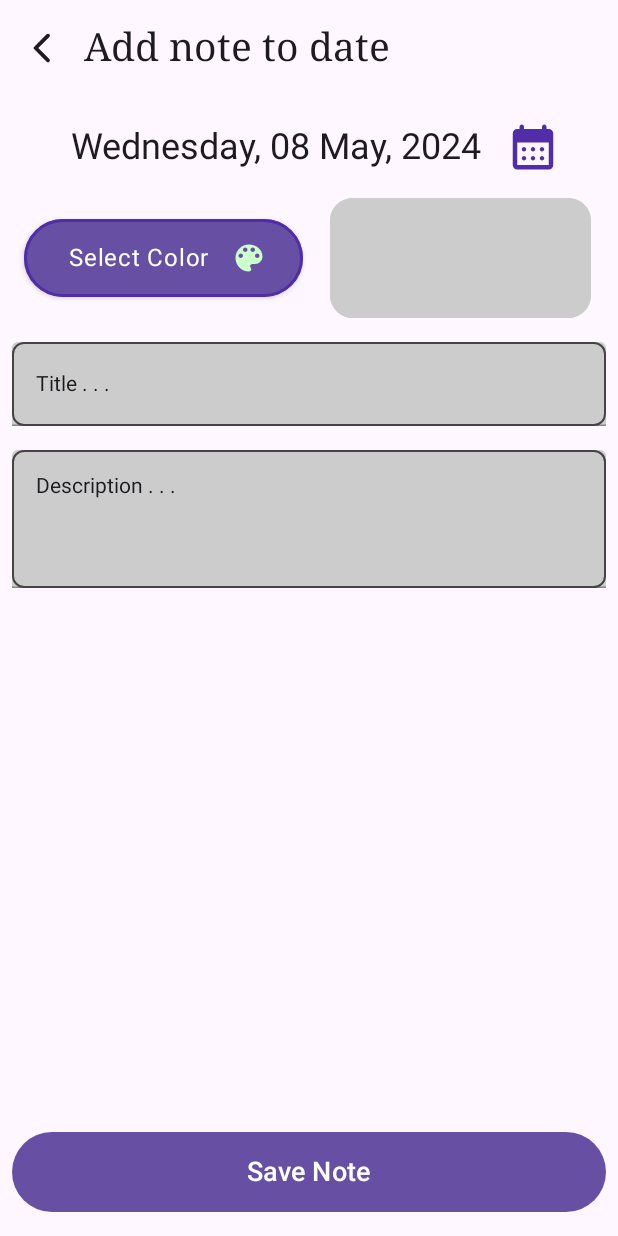
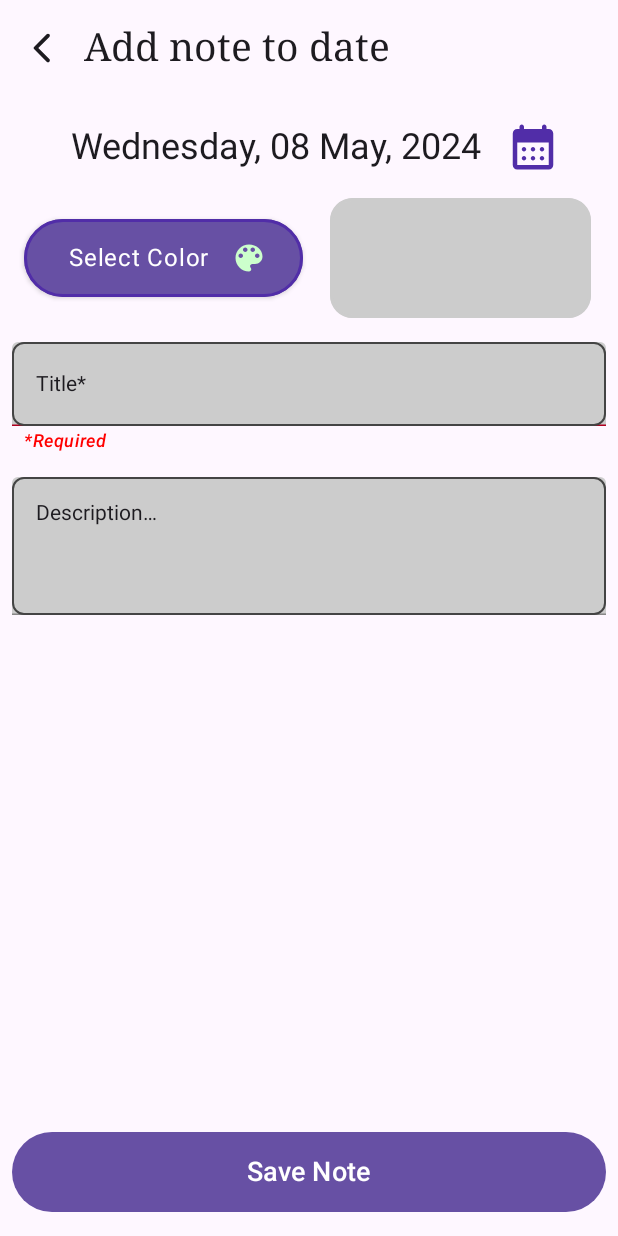
Before and after one commit to Swirl86/Listify-Planner, an Android app built with Jetpack Compose: the @Preview function AddNoteToDateScreenPreview, on a phone screen of 412 x 824 dp. Run offline under Robolectric (Android 15) with nearby library versions, the phone set to English and light mode, and no system bars; our stand-ins replace Dagger/Hilt's generated code, Room's generated code.

Commit message:
more logic added handle empty value and update chosen date note list correctly

```diff
--- a/app/src/main/java/com/swirl/listifyplanner/data/model/CalendarNote.kt
+++ b/app/src/main/java/com/swirl/listifyplanner/data/model/CalendarNote.kt
@@ -10,6 +10,6 @@ import java.time.LocalDate
 data class CalendarNote(
     @PrimaryKey
     val date: LocalDate,
-    val color: Color = Color.Gray,
+    val color: Color = Color.LightGray,
     val notes: List<Note> = emptyList()
 ): Serializable
--- a/app/src/main/java/com/swirl/listifyplanner/data/model/Note.kt
+++ b/app/src/main/java/com/swirl/listifyplanner/data/model/Note.kt
@@ -2,7 +2,6 @@ package com.swirl.listifyplanner.data.model
 
 import androidx.compose.ui.graphics.Color
 import java.io.Serializable
-import java.time.LocalDate
 import java.time.LocalDateTime
 
 data class Note(
--- a/app/src/main/java/com/swirl/listifyplanner/presentation/calendar_screen/CalendarScreen.kt
+++ b/app/src/main/java/com/swirl/listifyplanner/presentation/calendar_screen/CalendarScreen.kt
@@ -27,10 +27,8 @@ import com.swirl.listifyplanner.presentation.MainViewModel
 import com.swirl.listifyplanner.presentation.calendar_screen.components.CalendarList
 import com.swirl.listifyplanner.presentation.calendar_screen.components.CalendarScreenHeader
 import com.swirl.listifyplanner.presentation.calendar_screen.components.ChosenDate
-import com.swirl.listifyplanner.presentation.calendar_screen.components.date.AddNoteToDateScreen
 import com.swirl.listifyplanner.presentation.common.DraggableComponent
 import com.swirl.listifyplanner.utils.UiText
-import com.swirl.listifyplanner.utils.extenstions.convertLocalDateToMillis
 import java.time.LocalDate
 
 @Composable
--- a/app/src/main/java/com/swirl/listifyplanner/presentation/calendar_screen/components/CalendarList.kt
+++ b/app/src/main/java/com/swirl/listifyplanner/presentation/calendar_screen/components/CalendarList.kt
@@ -8,17 +8,13 @@ import androidx.compose.foundation.lazy.LazyColumn
 import androidx.compose.foundation.lazy.rememberLazyListState
 import androidx.compose.runtime.Composable
 import androidx.compose.runtime.LaunchedEffect
-import androidx.compose.runtime.getValue
 import androidx.compose.runtime.key
 import androidx.compose.runtime.mutableIntStateOf
 import androidx.compose.runtime.remember
 import androidx.compose.runtime.rememberCoroutineScope
 import androidx.compose.runtime.snapshotFlow
 import androidx.compose.ui.Modifier
-import androidx.compose.ui.platform.LocalContext
-import androidx.lifecycle.compose.collectAsStateWithLifecycle
 import com.swirl.listifyplanner.data.model.CalendarNote
-import com.swirl.listifyplanner.presentation.MainViewModel
 import com.swirl.listifyplanner.presentation.calendar_screen.components.date.DayCard
 import com.swirl.listifyplanner.presentation.calendar_screen.components.date.MonthHeader
 import com.swirl.listifyplanner.presentation.calendar_screen.components.date.WeekNumberHeader
--- a/app/src/main/java/com/swirl/listifyplanner/presentation/calendar_screen/components/date/AddNoteToDateScreen.kt
+++ b/app/src/main/java/com/swirl/listifyplanner/presentation/calendar_screen/components/date/AddNoteToDateScreen.kt
@@ -16,7 +16,6 @@ import androidx.compose.foundation.layout.padding
 import androidx.compose.foundation.layout.size
 import androidx.compose.foundation.text.KeyboardOptions
 import androidx.compose.material.TextField
-import androidx.compose.material.TextFieldDefaults
 import androidx.compose.material.icons.Icons
 import androidx.compose.material.icons.filled.ColorLens
 import androidx.compose.material.icons.rounded.ArrowBackIosNew
@@ -45,7 +44,6 @@ import androidx.compose.ui.tooling.preview.Preview
 import androidx.compose.ui.unit.dp
 import androidx.compose.ui.unit.sp
 import com.swirl.listifyplanner.R
-import com.swirl.listifyplanner.data.model.CalendarNote
 import com.swirl.listifyplanner.data.model.Note
 import com.swirl.listifyplanner.data.repository.CalendarNoteRepository
 import com.swirl.listifyplanner.data.repository.TodoRepository
@@ -54,11 +52,10 @@ import com.swirl.listifyplanner.db.dao.TodoDao
 import com.swirl.listifyplanner.di.DatabaseModule
 import com.swirl.listifyplanner.presentation.MainViewModel
 import com.swirl.listifyplanner.presentation.calendar_screen.components.date.picker.MyDatePicker
+import com.swirl.listifyplanner.presentation.common.RequiredField
 import com.swirl.listifyplanner.presentation.common.TextIconButton
 import com.swirl.listifyplanner.presentation.common.colorpicker.ColorPickedDisplay
 import com.swirl.listifyplanner.presentation.common.colorpicker.ColorPickerDialog
-import com.swirl.listifyplanner.presentation.common.colorpicker.randomColor
-import com.swirl.listifyplanner.presentation.common.toastMsg
 import com.swirl.listifyplanner.presentation.common.topAppBarTextStyle
 import com.swirl.listifyplanner.ui.theme.DeepPurple700
 import com.swirl.listifyplanner.ui.theme.TaskLightGreenBg
@@ -86,6 +83,8 @@ fun AddNoteToDateScreen(
 
     var noteTitle by remember { mutableStateOf("") }
     var description by remember { mutableStateOf("") }
+
+    var isValid by remember { mutableStateOf(false) }
 
     LaunchedEffect(chosenDate) {
         date = chosenDate
@@ -180,9 +179,13 @@ fun AddNoteToDateScreen(
                 )
             }
             Spacer(modifier = Modifier.height(16.dp))
+
             TextField(
                 value = noteTitle,
-                onValueChange = { noteTitle = it },
+                onValueChange = {
+                    noteTitle = it
+                    isValid = it.isNotEmpty()
+                },
                 modifier = Modifier
                     .fillMaxWidth()
                     .padding(horizontal = 8.dp)
@@ -191,14 +194,16 @@ fun AddNoteToDateScreen(
                         shape = MaterialTheme.shapes.small,
                         color = Color.DarkGray
                     ),
-                placeholder = { Text("Title . . .") },
+                placeholder = { Text(UiText.StringResource(R.string.calendar_note_title).asString()) },
                 colors = getPurpleThemeTextFieldColors(),
                 keyboardOptions = KeyboardOptions(
                     capitalization = KeyboardCapitalization.Sentences
                 ),
                 singleLine = true,
-                textStyle = MaterialTheme.typography.bodyMedium
+                textStyle = MaterialTheme.typography.bodyMedium,
+                isError = !isValid
             )
+            if (!isValid) { RequiredField() }
             Spacer(modifier = Modifier.height(16.dp))
             TextField(
                 value = description,
@@ -211,7 +216,7 @@ fun AddNoteToDateScreen(
                         shape = MaterialTheme.shapes.small,
                         color = Color.DarkGray
                     ),
-                placeholder = { Text("Description . . .") },
+                placeholder = { Text(UiText.StringResource(R.string.calendar_note_description).asString()) },
                 colors = getPurpleThemeTextFieldColors(),
                 keyboardOptions = KeyboardOptions(
                     capitalization = KeyboardCapitalization.Sentences
@@ -228,15 +233,15 @@ fun AddNoteToDateScreen(
                     .fillMaxWidth()
                     .padding(horizontal = 8.dp),
                 onClick = {
-                    //TODO SAVE FOR REAL, fetch item / add to dates list if already exist
                     mainViewModel.insertCalendarNote(
-                        CalendarNote(
-                            date = date,
+                        date,
+                        Note(
+                            title = noteTitle,
+                            description = description,
                             color = chosenColor,
-                            listOf(Note(title = noteTitle, description = description, color = chosenColor, timeStamp = LocalDateTime.now()))
+                            timeStamp = LocalDateTime.now()
                         )
                     )
-                    // TODO add error handling, check if title is empty dont add
                     onBack()
                 }
             ) {
--- a/app/src/main/java/com/swirl/listifyplanner/presentation/calendar_screen/components/date/DayCard.kt
+++ b/app/src/main/java/com/swirl/listifyplanner/presentation/calendar_screen/components/date/DayCard.kt
@@ -18,16 +18,12 @@ import androidx.compose.material.Card
 import androidx.compose.material.MaterialTheme
 import androidx.compose.material.Text
 import androidx.compose.runtime.Composable
-import androidx.compose.runtime.LaunchedEffect
 import androidx.compose.ui.Alignment
 import androidx.compose.ui.Modifier
 import androidx.compose.ui.graphics.Color
 import androidx.compose.ui.text.style.TextOverflow
-import androidx.compose.ui.tooling.preview.Preview
 import androidx.compose.ui.unit.dp
-import androidx.compose.ui.unit.sp
 import com.swirl.listifyplanner.data.model.Note
-import com.swirl.listifyplanner.presentation.MainViewModel
 import com.swirl.listifyplanner.presentation.common.AutoSizingText
 import com.swirl.listifyplanner.utils.extenstions.capitalizeWord
 import java.time.LocalDate
--- a/app/src/main/java/com/swirl/listifyplanner/presentation/common/AutoSizingText.kt
+++ b/app/src/main/java/com/swirl/listifyplanner/presentation/common/AutoSizingText.kt
@@ -12,7 +12,6 @@ import androidx.compose.ui.draw.drawWithContent
 import androidx.compose.ui.graphics.Color
 import androidx.compose.ui.text.TextStyle
 import androidx.compose.ui.unit.isUnspecified
-import androidx.compose.ui.unit.sp
 
 @Composable
 fun AutoSizingText(
--- /dev/null
+++ b/app/src/main/java/com/swirl/listifyplanner/presentation/common/RequiredField.kt
@@ -0,0 +1,37 @@
+package com.swirl.listifyplanner.presentation.common
+
+import androidx.compose.foundation.layout.Row
+import androidx.compose.foundation.layout.padding
+import androidx.compose.material3.MaterialTheme
+import androidx.compose.material3.Text
+import androidx.compose.runtime.Composable
+import androidx.compose.ui.Alignment
+import androidx.compose.ui.Modifier
+import androidx.compose.ui.graphics.Color
+import androidx.compose.ui.text.font.FontStyle
+import androidx.compose.ui.text.font.FontWeight
+import androidx.compose.ui.text.style.TextAlign
+import androidx.compose.ui.unit.dp
+import com.swirl.listifyplanner.R
+import com.swirl.listifyplanner.utils.UiText
+
+
+@Composable
+fun RequiredField() {
+    Row(
+        modifier = Modifier.padding(top = 2.dp),
+        verticalAlignment = Alignment.CenterVertically
+    ) {
+        Text(
+            text = UiText.StringResource(R.string.required).asString(),
+            modifier = Modifier
+                .weight(1f)
+                .padding(start = 16.dp),
+            textAlign = TextAlign.Start,
+            color = Color.Red,
+            fontWeight = FontWeight.SemiBold,
+            fontStyle = FontStyle.Italic,
+            style = MaterialTheme.typography.bodySmall,
+        )
+    }
+}
--- a/app/src/main/res/values/strings.xml
+++ b/app/src/main/res/values/strings.xml
@@ -25,6 +25,8 @@
 
     <!-- Calendar_screen  -->
     <string name="calendar_note">Note</string>
+    <string name="calendar_note_title">Title*</string>
+    <string name="calendar_note_description">Description…</string>
     <string name="calendar_add">Calendar Note</string>
     <string name="calendar_date">Date</string>
     <string name="calendar_top_title">Choose Date</string>
@@ -46,6 +48,7 @@
     <string name="button_cancel">Cancel</string>
     <string name="button_dismiss">Dismiss</string>
     <string name="button_clear">Clear</string>
+    <string name="required">*Required</string>
 
     <!-- Error -->
     <string name="error_unknown">Something went wrong</string>
```
Also changed, not shown: app/src/main/java/com/swirl/listifyplanner/presentation/MainViewModel.kt (+19 -8 lines), app/src/main/java/com/swirl/listifyplanner/presentation/calendar_screen/components/ChosenDate.kt (+3 -4 lines), app/src/main/java/com/swirl/listifyplanner/presentation/calendar_screen/components/note/StickyNote.kt (+13 -3 lines), app/src/main/java/com/swirl/listifyplanner/presentation/calendar_screen/components/note/StickyNoteList.kt (+5 -2 lines).
